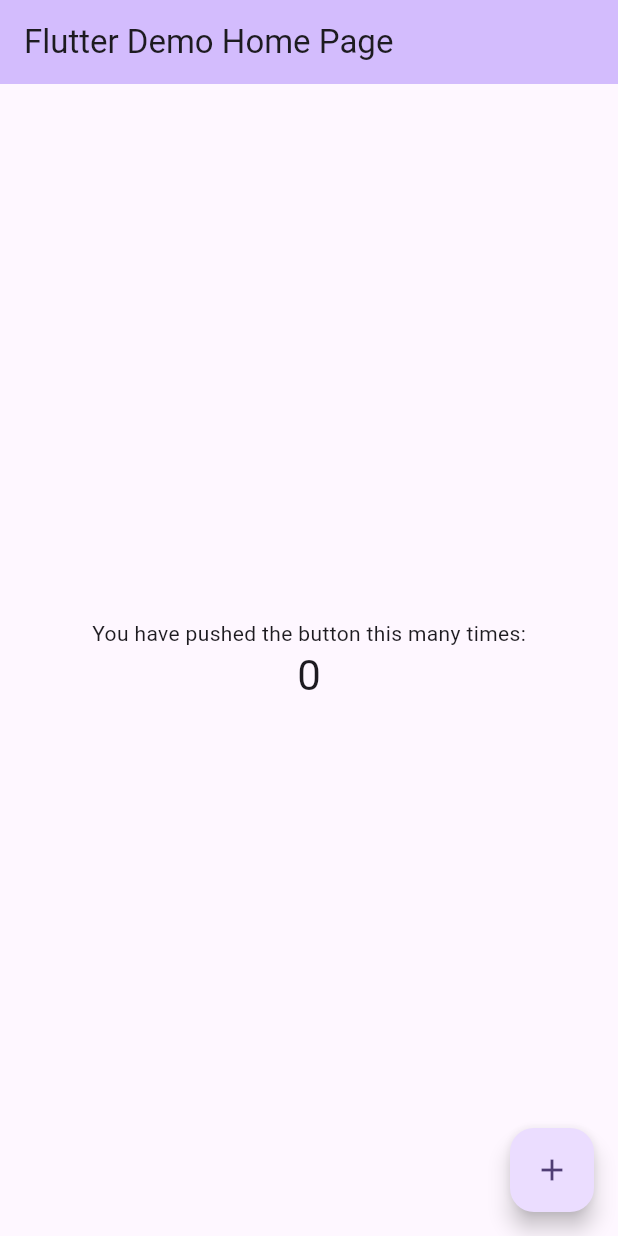
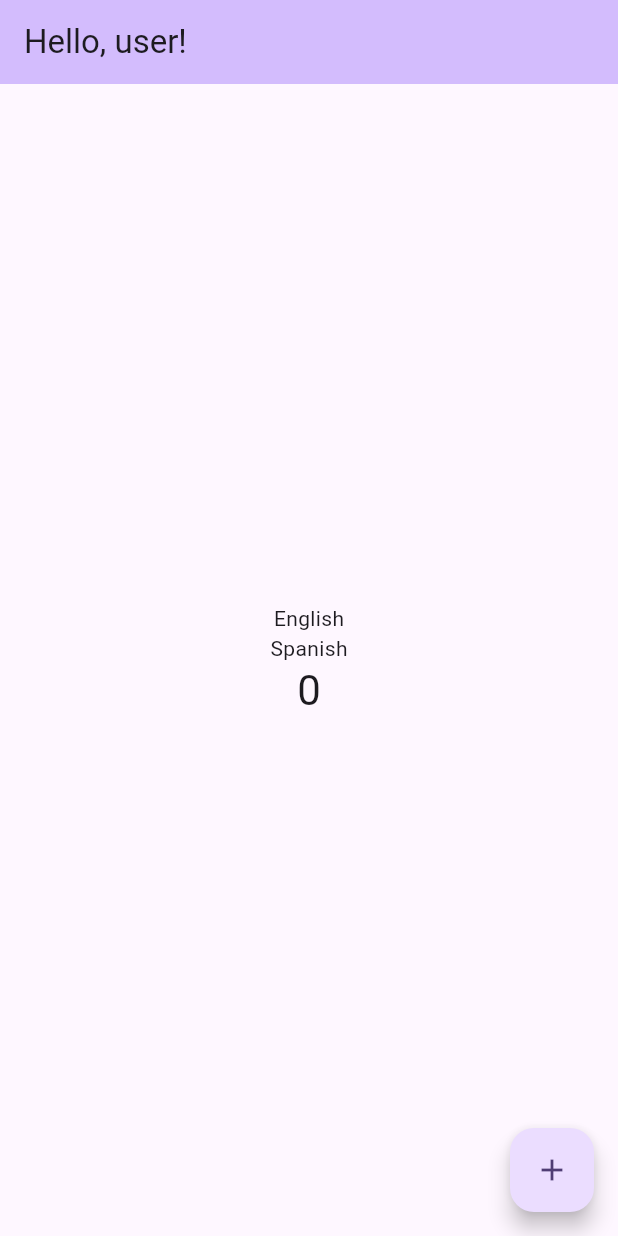
Before and after one commit to lukeschleder/localization_app, a Flutter app: the screen it shows after launch, on a phone screen of 412 x 824 dp. Run offline on Flutter 3.47's test engine with Material 2 defaults, Android fonts, the phone set to English and light mode, and no system bars; generated files the repository leaves out were written again.

Commit message:
add localization package and beginning implementation

```diff
--- /dev/null
+++ b/l10n.yaml
@@ -0,0 +1,3 @@
+arb-dir: lib/l10n
+template-arb-file: app_en.arb
+output-localization-file: app_localizations.dart
--- /dev/null
+++ b/lib/l10n/app_en.arb
@@ -0,0 +1,8 @@
+{
+  "helloUser": "Hello, user!",
+  "@helloWorld": {
+    "description": "The app welcome message"
+  },
+  "english": "English",
+  "spanish": "Spanish"
+}
--- /dev/null
+++ b/lib/l10n/app_es.arb
@@ -0,0 +1,5 @@
+{
+    "helloUser": "Hola, usuario!",
+    "english": "Inglés",
+    "spanish": "Español"
+}
--- a/lib/main.dart
+++ b/lib/main.dart
@@ -1,4 +1,5 @@
 import 'package:flutter/material.dart';
+import 'package:flutter_gen/gen_l10n/app_localizations.dart';
 
 void main() {
   runApp(const MyApp());
@@ -7,30 +8,17 @@
 class MyApp extends StatelessWidget {
   const MyApp({super.key});
 
-  // This widget is the root of your application.
+  // This widget is the root of the application.
   @override
   Widget build(BuildContext context) {
     return MaterialApp(
       title: 'Flutter Demo',
       theme: ThemeData(
-        // This is the theme of your application.
-        //
-        // TRY THIS: Try running your application with "flutter run". You'll see
-        // the application has a blue toolbar. Then, without quitting the app,
-        // try changing the seedColor in the colorScheme below to Colors.green
-        // and then invoke "hot reload" (save your changes or press the "hot
-        // reload" button in a Flutter-supported IDE, or press "r" if you used
-        // the command line to start the app).
-        //
-        // Notice that the counter didn't reset back to zero; the application
-        // state is not lost during the reload. To reset the state, use hot
-        // restart instead.
-        //
-        // This works for code too, not just values: Most code changes can be
-        // tested with just a hot reload.
         colorScheme: ColorScheme.fromSeed(seedColor: Colors.deepPurple),
         useMaterial3: true,
       ),
+      localizationsDelegates: AppLocalizations.localizationsDelegates,
+      supportedLocales: AppLocalizations.supportedLocales,
       home: const MyHomePage(title: 'Flutter Demo Home Page'),
     );
   }
@@ -39,74 +27,46 @@
 class MyHomePage extends StatefulWidget {
   const MyHomePage({super.key, required this.title});
 
-  // This widget is the home page of your application. It is stateful, meaning
-  // that it has a State object (defined below) that contains fields that affect
-  // how it looks.
-
-  // This class is the configuration for the state. It holds the values (in this
-  // case the title) provided by the parent (in this case the App widget) and
-  // used by the build method of the State. Fields in a Widget subclass are
-  // always marked "final".
-
   final String title;
 
   @override
   State<MyHomePage> createState() => _MyHomePageState();
+
+  static State<MyHomePage>? of(BuildContext context) => context.findAncestorStateOfType<_MyHomePageState>();
 }
 
 class _MyHomePageState extends State<MyHomePage> {
   int _counter = 0;
+  Locale _locale = const Locale('en');
+
+  void setLocale(Locale value) {
+    setState(() {
+      _locale = value;
+    });
+  }
 
   void _incrementCounter() {
     setState(() {
-      // This call to setState tells the Flutter framework that something has
-      // changed in this State, which causes it to rerun the build method below
-      // so that the display can reflect the updated values. If we changed
-      // _counter without calling setState(), then the build method would not be
-      // called again, and so nothing would appear to happen.
       _counter++;
     });
   }
 
   @override
   Widget build(BuildContext context) {
-    // This method is rerun every time setState is called, for instance as done
-    // by the _incrementCounter method above.
-    //
-    // The Flutter framework has been optimized to make rerunning build methods
-    // fast, so that you can just rebuild anything that needs updating rather
-    // than having to individually change instances of widgets.
+    // This method is rerun every time setState is called
     return Scaffold(
       appBar: AppBar(
-        // TRY THIS: Try changing the color here to a specific color (to
-        // Colors.amber, perhaps?) and trigger a hot reload to see the AppBar
-        // change color while the other colors stay the same.
-        backgroundColor: Theme.of(context).colorScheme.inversePrimary,
-        // Here we take the value from the MyHomePage object that was created by
-        // the App.build method, and use it to set our appbar title.
-        title: Text(widget.title),
-      ),
+          backgroundColor: Theme.of(context).colorScheme.inversePrimary,
+          title: Text(AppLocalizations.of(context)!.helloUser)),
       body: Center(
-        // Center is a layout widget. It takes a single child and positions it
-        // in the middle of the parent.
         child: Column(
-          // Column is also a layout widget. It takes a list of children and
-          // arranges them vertically. By default, it sizes itself to fit its
-          // children horizontally, and tries to be as tall as its parent.
-          //
-          // Column has various properties to control how it sizes itself and
-          // how it positions its children. Here we use mainAxisAlignment to
-          // center the children vertically; the main axis here is the vertical
-          // axis because Columns are vertical (the cross axis would be
-          // horizontal).
-          //
-          // TRY THIS: Invoke "debug painting" (choose the "Toggle Debug Paint"
-          // action in the IDE, or press "p" in the console), to see the
-          // wireframe for each widget.
           mainAxisAlignment: MainAxisAlignment.center,
           children: <Widget>[
-            const Text(
-              'You have pushed the button this many times:',
+            Text(
+              AppLocalizations.of(context)!.english,
+            ),
+            Text(
+              AppLocalizations.of(context)!.spanish,
             ),
             Text(
               '$_counter',
@@ -119,7 +79,7 @@
         onPressed: _incrementCounter,
         tooltip: 'Increment',
         child: const Icon(Icons.add),
-      ), // This trailing comma makes auto-formatting nicer for build methods.
+      ),
     );
   }
 }
--- a/pubspec.yaml
+++ b/pubspec.yaml
@@ -35,6 +35,9 @@ dependencies:
   # The following adds the Cupertino Icons font to your application.
   # Use with the CupertinoIcons class for iOS style icons.
   cupertino_icons: ^1.0.2
+  flutter_localizations:
+    sdk: flutter
+  intl: any
 
 dev_dependencies:
   flutter_test:
@@ -57,6 +60,7 @@ flutter:
   # included with your application, so that you can use the icons in
   # the material Icons class.
   uses-material-design: true
+  generate: true
 
   # To add assets to your application, add an assets section, like this:
   # assets:
```
Also changed, not shown: pubspec.lock.
